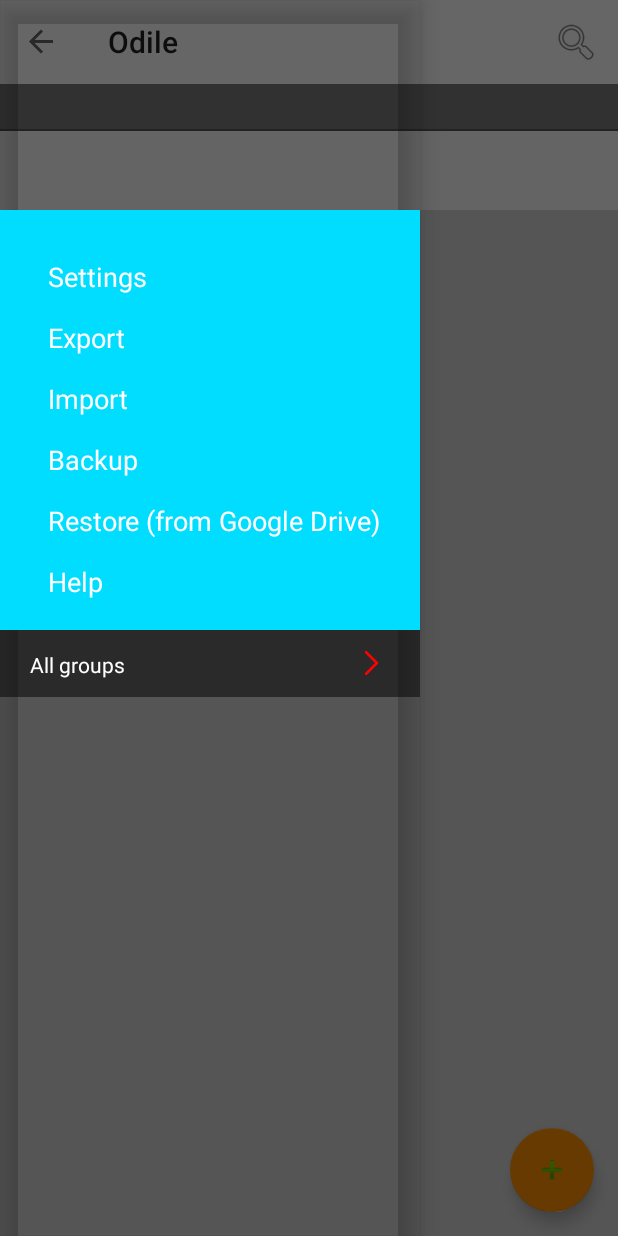
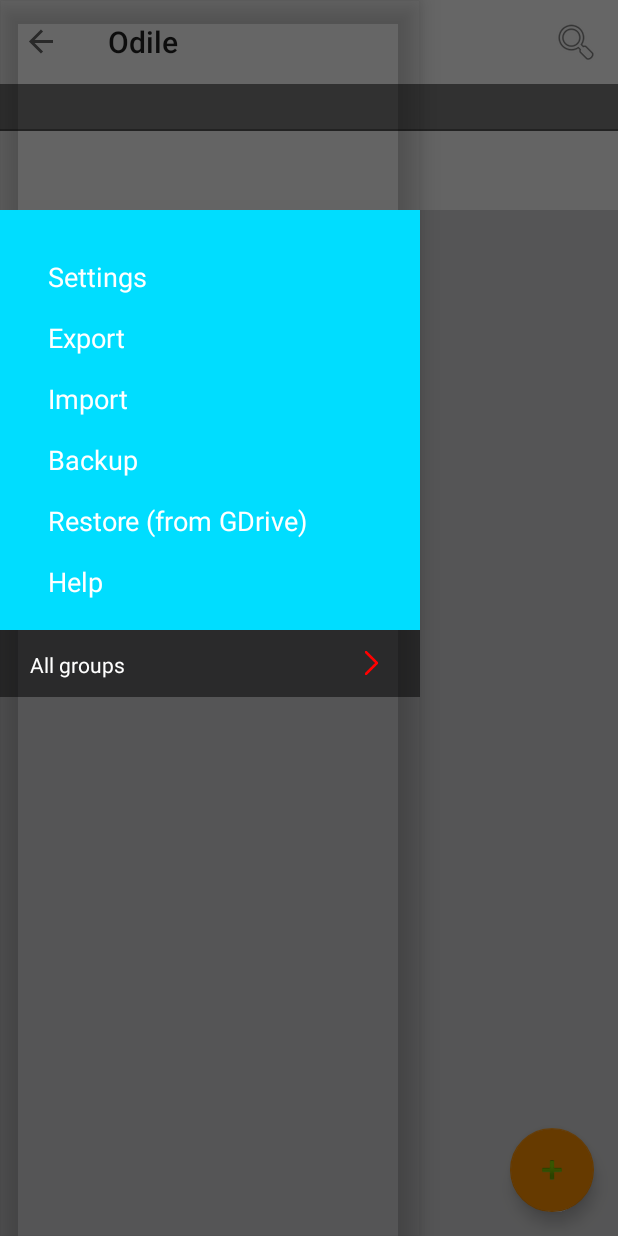
Before and after one commit to manangatangy/odile, an Android app: the screen it shows after launch (OdileActivity), with the side drawer open, on a phone screen of 412 x 824 dp. Run offline under Robolectric (Android 15) with nearby library versions, the phone set to English and light mode, and no system bars; our stand-ins replace ButterKnife; libraries missing offline, so code that uses them is left out: com.android.internal.

Commit message:
protect against trailing json comma, release tts resource onPause

```diff
--- a/Odile/app/src/main/java/com/wolfie/odile/model/database/Source.java
+++ b/Odile/app/src/main/java/com/wolfie/odile/model/database/Source.java
@@ -4,6 +4,7 @@ import android.content.ContentValues;
 import android.database.Cursor;
 import android.database.sqlite.SQLiteDatabase;
 import android.support.annotation.NonNull;
+import android.util.Log;
 
 import com.wolfie.odile.model.Phrase;
 
--- a/Odile/app/src/main/java/com/wolfie/odile/model/loader/DriveLoader.java
+++ b/Odile/app/src/main/java/com/wolfie/odile/model/loader/DriveLoader.java
@@ -83,7 +83,11 @@ public class DriveLoader {
                     mDataSource.deleteAll();
                 }
                 for (int i = 0; i < phrases.size(); i++) {
-                    mDataSource.insert(phrases.get(i));
+                    Phrase phrase = phrases.get(i);
+                    if (phrase != null) {
+                        // Protect against empty last record, caused by trailing comma in json
+                        mDataSource.insert(phrase);
+                    }
                 }
                 driveResult = new SuccessResult("Restored from Google Drive " + phrases.size() + " phrases");
             } catch (JsonIOException jioe) {
--- a/Odile/app/src/main/java/com/wolfie/odile/presenter/ListPresenter.java
+++ b/Odile/app/src/main/java/com/wolfie/odile/presenter/ListPresenter.java
@@ -29,6 +29,7 @@ public class ListPresenter extends BasePresenter<ListUi> implements
     private String mGroupName;
 
     private Locale mLanguageLocale = new Locale("ru", "RU");
+    // https://android-developers.googleblog.com/2009/09/introduction-to-text-to-speech-in.html
     private TextToSpeech mTextToSpeech;
     private boolean mTextToSpeechReady = false;
     private boolean mTextToSpeechLanguageAvailable = false;
@@ -48,6 +49,9 @@ public class ListPresenter extends BasePresenter<ListUi> implements
     @Override
     public void onCreate(Bundle savedInstanceState) {
         super.onCreate(savedInstanceState);
+    }
+
+    public void initTextToSpeech() {
         mTextToSpeech = new TextToSpeech(getContext(), new TextToSpeech.OnInitListener() {
             @Override
             public void onInit(int status) {
@@ -70,11 +74,17 @@ public class ListPresenter extends BasePresenter<ListUi> implements
         super.resume();
         // TODO - what about the searchCriterion ?
         loadPhrases();
+        initTextToSpeech();
     }
 
     @Override
     public void pause() {
         super.pause();
+        if (mTextToSpeech != null) {
+            mTextToSpeech.stop();
+            mTextToSpeech.shutdown();
+            mTextToSpeech = null;
+        }
     }
 
     @Override
--- a/Odile/app/src/main/res/values/strings.xml
+++ b/Odile/app/src/main/res/values/strings.xml
@@ -12,7 +12,7 @@
 
     <string name="menu_item_help">Help</string>
     <string name="menu_item_backup">Backup</string>
-    <string name="menu_item_restore">Restore (from Google Drive)</string>
+    <string name="menu_item_restore">Restore (from GDrive)</string>
 
     <string name="st010">Fields have been modified\nclick CANCEL to close without saving</string>
     <string name="st012">Specify the export filename to be written into directory:\n</string>
```
Also changed, not shown: Odile/app/src/main/java/com/wolfie/odile/model/PhraseGroup.java (+13 -6 lines).
